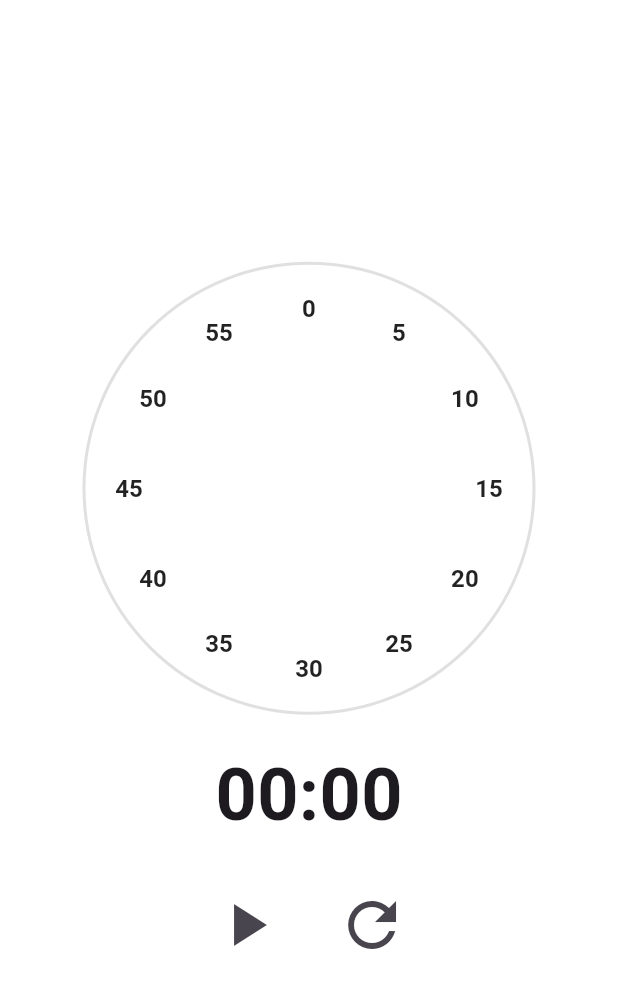
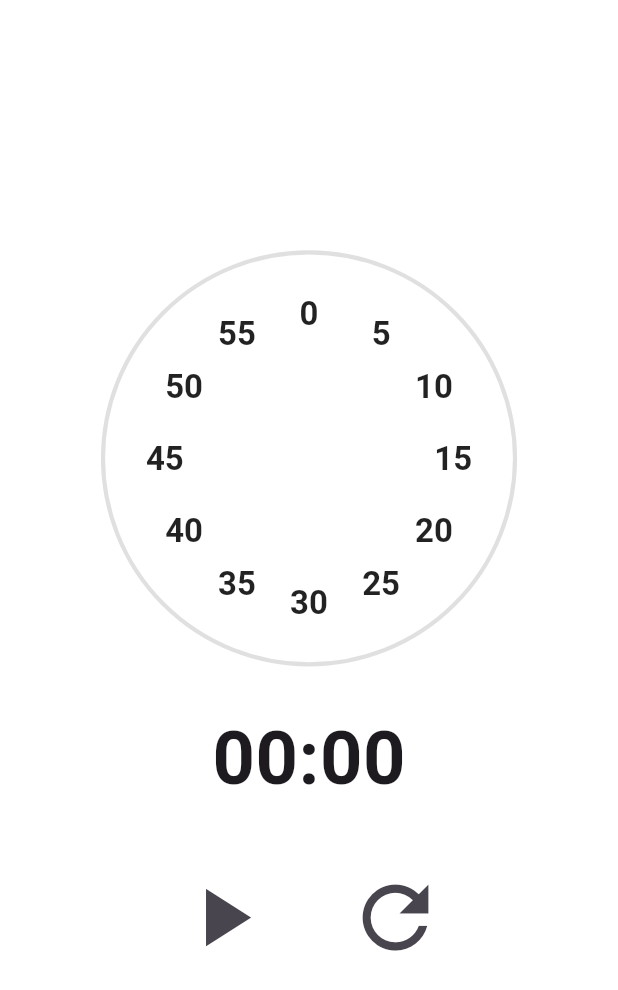
Before and after one commit to HennyBicks01/Timer, a Flutter app: the screen it shows after launch, on a phone screen of 412 x 824 dp. Shown: the top 990 px of the screen. Run offline on Flutter 3.47's test engine with Material 3 defaults, Android fonts, the phone set to English and light mode, and no system bars.

Commit message:
implemented pip

```diff
--- a/timer_pip/lib/ui/timer/timer_view.dart
+++ b/timer_pip/lib/ui/timer/timer_view.dart
@@ -40,22 +40,31 @@
           listenable: _viewModel,
           builder: (context, _) {
             final scale = _viewModel.isInPiPMode ? 0.8 : 1.0;
-            final spacing = _viewModel.isInPiPMode ? 20.0 : 20.0;
 
-            return Transform.scale(
-              scale: scale,
+            return AspectRatio(
+              aspectRatio: 3/4,
+              child: Container(
+                constraints: BoxConstraints(
+                  maxWidth: 300 * scale,
+                  maxHeight: 400 * scale,
+                ),
+                child: FittedBox(
+                  fit: BoxFit.contain,
+                  child: SizedBox(
+                    width: 300,
+                    height: 400,
                     child: Column(
                       mainAxisAlignment: MainAxisAlignment.center,
                       children: [
                         CircularTimerPicker(
                           viewModel: _viewModel,
-                    size: _viewModel.isInPiPMode ? 200 : 300,
+                          size: 200,
                         ),
-                  SizedBox(height: spacing),
+                        const SizedBox(height: 20),
                         Text(
                           '${_viewModel.remainingTime.inMinutes.toString().padLeft(2, '0')}:${(_viewModel.remainingTime.inSeconds % 60).toString().padLeft(2, '0')}',
-                    style: TextStyle(
-                      fontSize: _viewModel.isInPiPMode ? 24 : 48,
+                          style: const TextStyle(
+                            fontSize: 36,
                             fontWeight: FontWeight.bold,
                           ),
                         ),
@@ -64,6 +73,9 @@
                           TimerControls(viewModel: _viewModel),
                         ],
                       ],
+                    ),
+                  ),
+                ),
               ),
             );
           },
```
Lines whose indentation alone changed are shown as unchanged.
